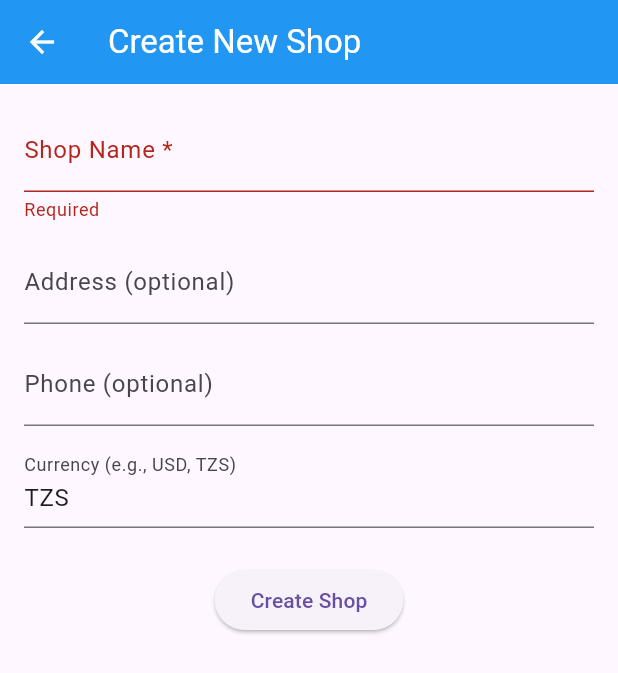
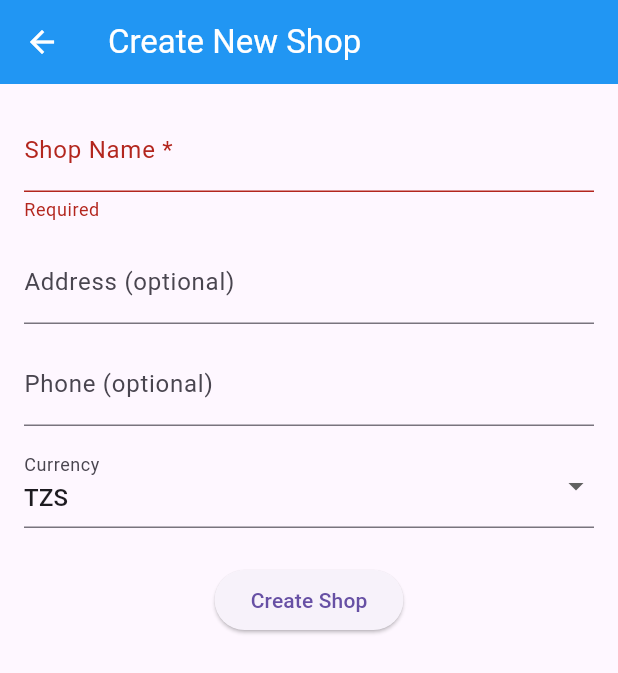
Before and after one commit to Gemstony/dukabase-mobile-app, a Flutter app: the CreateShopScreen screen opened directly, after a tap on "Create Shop", on a phone screen of 412 x 824 dp. Shown: the top 673 px of the screen. Run offline on Flutter 3.47's test engine with Material 3 defaults, Android fonts, the phone set to English and light mode, and no system bars; our stand-ins replace cloud_firestore, firebase_auth, firebase_core, rxdart; accounts and stored records are empty.

Commit message:
i have implemented  Mult currency support and applied to the specified files

```diff
--- a/lib/core/models/shop_model.dart
+++ b/lib/core/models/shop_model.dart
@@ -39,7 +39,7 @@ factory ShopModel.fromMap(String id, Map<String, dynamic> map) {
     ownerId: map['ownerId'] as String,
     address: map['address'] as String?,
     phone: map['phone'] as String?,
-    currency: map['currency'] as String? ?? 'USD',
+    currency: map['currency'] as String? ?? 'TZS',
     createdAt: (map['createdAt'] as Timestamp).toDate(), // ✅ convert
     isActive: map['isActive'] ?? true,
   );
--- a/lib/features/customers/screens/customer_list_screen.dart
+++ b/lib/features/customers/screens/customer_list_screen.dart
@@ -4,6 +4,7 @@ import '../providers/customer_provider.dart';
 import '../../../core/models/shop_model.dart';
 import 'customer_detail_screen.dart';
 import 'add_customer_screen.dart'; // we'll create next
+import '../../../core/utils/currency_formatter.dart';
 
 class CustomerListScreen extends StatefulWidget {
   final ShopModel shop;
@@ -38,7 +39,7 @@ class _CustomerListScreenState extends State<CustomerListScreen> {
                       margin: const EdgeInsets.symmetric(horizontal: 16, vertical: 4),
                       child: ListTile(
                         title: Text(customer.name),
-                        subtitle: Text('${customer.phone} | Balance: ${customer.currentBalance}'),
+                        subtitle: Text('${customer.phone} | Balance: ${CurrencyFormatter.format(customer.currentBalance, widget.shop.currency ?? "TZS")}'),
                         trailing: const Icon(Icons.arrow_forward_ios),
                         onTap: () {
                           Navigator.push(
--- a/lib/features/expenses/screens/expense_list_screen.dart
+++ b/lib/features/expenses/screens/expense_list_screen.dart
@@ -3,6 +3,7 @@ import 'package:provider/provider.dart';
 import '../providers/expense_provider.dart';
 import '../../../core/models/shop_model.dart';
 import 'add_expense_screen.dart';
+import '../../../core/utils/currency_formatter.dart';
 
 class ExpenseListScreen extends StatefulWidget {
   final ShopModel shop;
@@ -48,7 +49,7 @@ class _ExpenseListScreenState extends State<ExpenseListScreen> {
                           ],
                         ),
                         trailing: Text(
-                          '-${expense.amount.toStringAsFixed(2)}',
+                          '-${CurrencyFormatter.format(expense.amount, widget.shop.currency ?? "TZS")}',
                           style: const TextStyle(
                             fontWeight: FontWeight.bold,
                             color: Colors.red,
--- a/lib/features/home/create_shop_screen.dart
+++ b/lib/features/home/create_shop_screen.dart
@@ -15,16 +15,15 @@ class _CreateShopScreenState extends State<CreateShopScreen> {
   final _nameController = TextEditingController();
   final _addressController = TextEditingController();
   final _phoneController = TextEditingController();
-  final _currencyController = TextEditingController(text: 'TZS');
+  String _selectedCurrency = 'TZS';
+  final List<String> _currencies = ['TZS', 'USD', 'KES', 'NGN', 'EUR', 'GBP'];
   bool _isLoading = false;
-
 
   @override
   void dispose() {
     _nameController.dispose();
     _addressController.dispose();
     _phoneController.dispose();
-    _currencyController.dispose();
     super.dispose();
   }
 
@@ -45,7 +44,7 @@ class _CreateShopScreenState extends State<CreateShopScreen> {
       phone: _phoneController.text.trim().isEmpty
           ? null
           : _phoneController.text.trim(),
-      currency: _currencyController.text.trim(),
+      currency: _selectedCurrency,
     );
 
     setState(() => _isLoading = false);
@@ -99,11 +98,15 @@ class _CreateShopScreenState extends State<CreateShopScreen> {
                 keyboardType: TextInputType.phone,
               ),
               const SizedBox(height: 12),
-              TextFormField(
-                controller: _currencyController,
-                decoration: const InputDecoration(
-                  labelText: 'Currency (e.g., USD, TZS)',
-                ),
+              DropdownButtonFormField<String>(
+                value: _selectedCurrency,
+                decoration: const InputDecoration(labelText: 'Currency'),
+                items: _currencies
+                    .map((c) => DropdownMenuItem(value: c, child: Text(c)))
+                    .toList(),
+                onChanged: (val) => setState(() {
+                  if (val != null) _selectedCurrency = val;
+                }),
               ),
               const SizedBox(height: 24),
               ElevatedButton(
--- a/lib/features/products/screens/product_list_screen.dart
+++ b/lib/features/products/screens/product_list_screen.dart
@@ -4,6 +4,7 @@ import '../providers/product_provider.dart';
 import '../../../core/models/product_model.dart';
 import '../../../core/models/shop_model.dart';
 import 'add_product_screen.dart';
+import '../../../core/utils/currency_formatter.dart';
 
 class ProductListScreen extends StatefulWidget {
   final ShopModel shop;
@@ -42,7 +43,7 @@ class _ProductListScreenState extends State<ProductListScreen> {
                           'SKU: ${product.sku} | Stock: ${product.currentStock} ${product.unit}',
                         ),
                         trailing: Text(
-                          product.defaultSellingPrice.toStringAsFixed(2),
+                          CurrencyFormatter.format(product.defaultSellingPrice, widget.shop.currency ?? "TZS"),
                           style: const TextStyle(fontWeight: FontWeight.bold),
                         ),
                       ),
--- a/lib/features/reports/screens/income_report_screen.dart
+++ b/lib/features/reports/screens/income_report_screen.dart
@@ -4,6 +4,7 @@ import 'package:provider/provider.dart';
 import 'package:intl/intl.dart';
 import '../providers/income_report_provider.dart';
 import '../../../core/models/shop_model.dart';
+import '../../../core/utils/currency_formatter.dart';
 
 class IncomeReportScreen extends StatefulWidget {
   final ShopModel shop;
@@ -135,7 +136,7 @@ class _IncomeReportScreenState extends State<IncomeReportScreen> {
         children: [
           Text(label, style: TextStyle(fontSize: 16, fontWeight: isBold ? FontWeight.bold : FontWeight.normal)),
           Text(
-            value.toStringAsFixed(2),
+            CurrencyFormatter.format(value, widget.shop.currency ?? 'TZS'),
             style: TextStyle(
               fontSize: 18,
               fontWeight: isBold ? FontWeight.bold : FontWeight.w500,
--- a/lib/features/suppliers/screens/supplier_list_screen.dart
+++ b/lib/features/suppliers/screens/supplier_list_screen.dart
@@ -3,6 +3,7 @@ import 'package:provider/provider.dart';
 import '../providers/supplier_provider.dart';
 import '../../../core/models/shop_model.dart';
 import 'add_supplier_screen.dart';
+import '../../../core/utils/currency_formatter.dart';
 
 class SupplierListScreen extends StatefulWidget {
   final ShopModel shop;
@@ -37,7 +38,7 @@ class _SupplierListScreenState extends State<SupplierListScreen> {
                       margin: const EdgeInsets.symmetric(horizontal: 16, vertical: 4),
                       child: ListTile(
                         title: Text(supplier.name),
-                        subtitle: Text('${supplier.phone} | Balance: ${supplier.currentBalance}'),
+                        subtitle: Text('${supplier.phone} | Balance: ${CurrencyFormatter.format(supplier.currentBalance, widget.shop.currency ?? "TZS")}'),
                         trailing: Text(supplier.email ?? ''),
                       ),
                     );
```
Also changed, not shown: lib/core/utils/currency_formatter.dart (added, +23 -0 lines), lib/features/customers/screens/customer_detail_screen.dart (+5 -5 lines), lib/features/payment_methods/screens/payment_method_list_screen.dart (+38 -11 lines), lib/features/reports/screens/expense_report_screen.dart (+4 -3 lines), lib/features/reports/screens/product_report_screen.dart (+7 -6 lines), lib/features/reports/screens/purchase_report_screen.dart (+11 -10 lines), lib/features/reports/screens/sales_report_screen.dart (+10 -11 lines).
